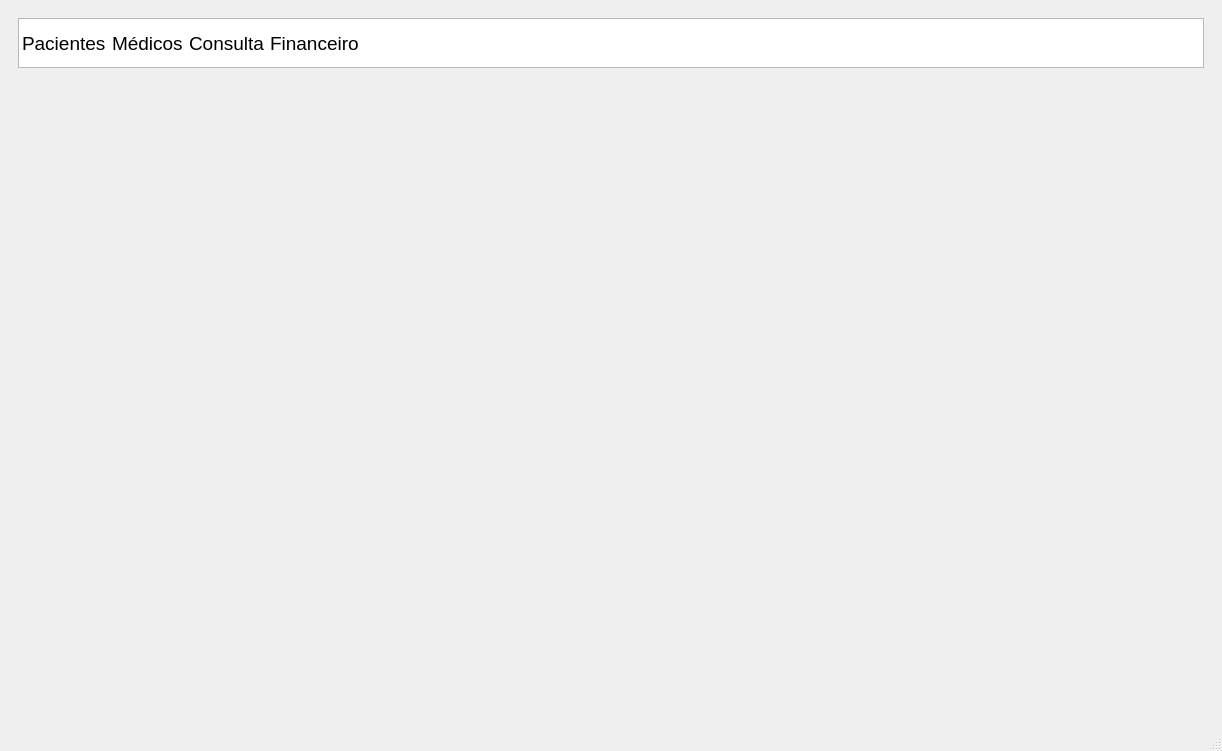
This is ui/mainwindow.ui in mateusangeli/PEPMED as Qt 5 draws it before an edit. The edited form follows.
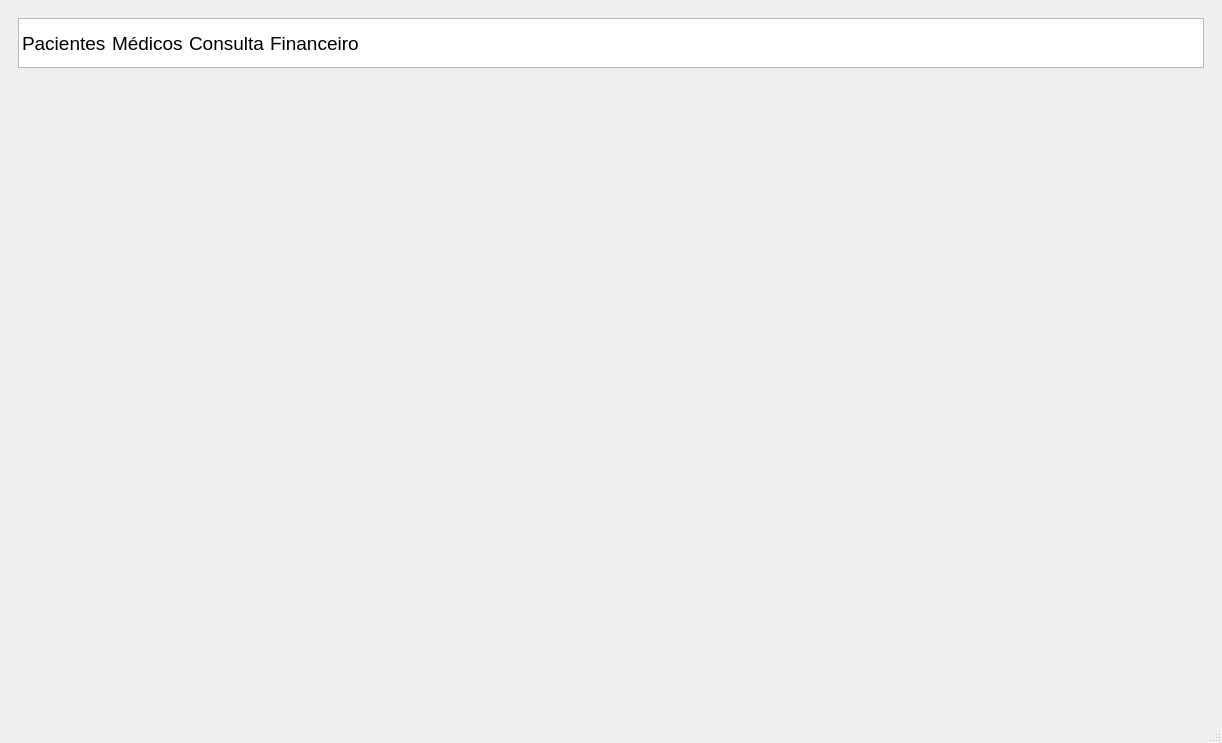
This is the edited form. Icons and pictures are not drawn.

Patch:
```diff
--- a/ui/mainwindow.ui
+++ b/ui/mainwindow.ui
@@ -7,7 +7,7 @@
     <x>0</x>
     <y>0</y>
     <width>1216</width>
-    <height>751</height>
+    <height>743</height>
    </rect>
   </property>
   <property name="windowTitle">
```
Left out of the diff: 8 changed lines with no effect on the pictures.
